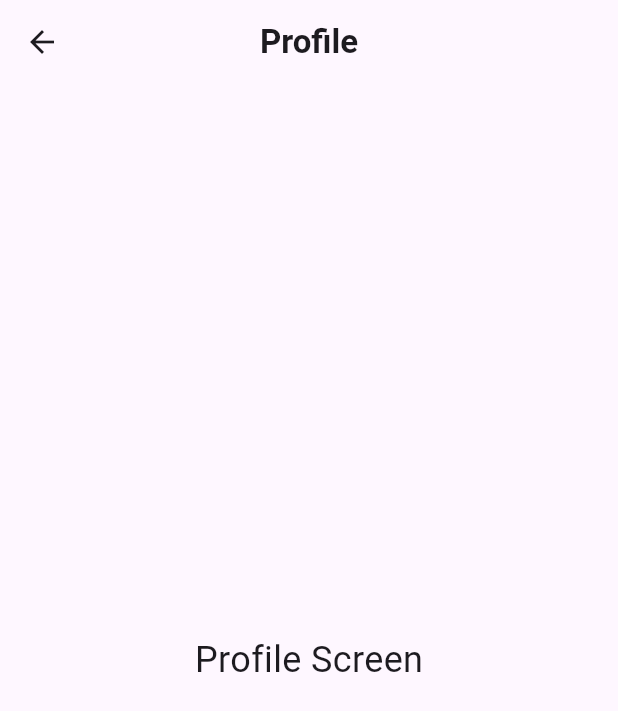
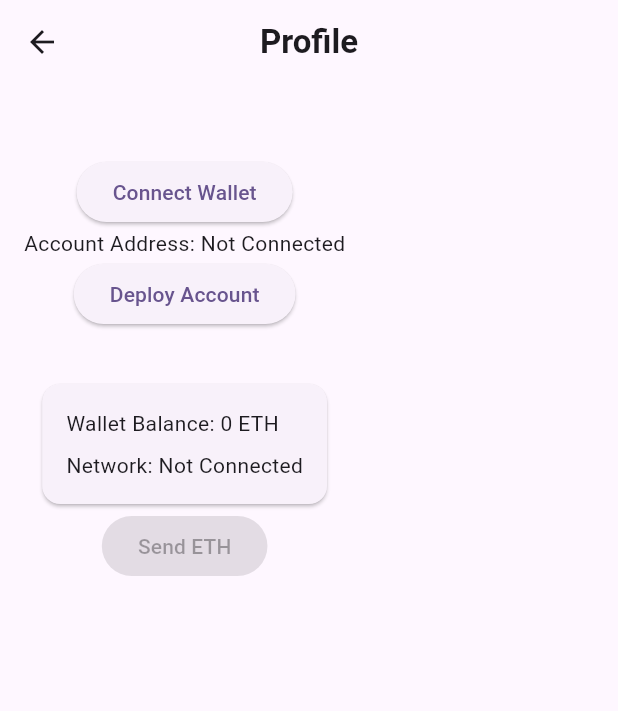
Before and after one commit to andresromerodev/prophezy, a Flutter app: the ProfileScreen screen opened directly, on a phone screen of 412 x 824 dp. Shown: the top 711 px of the screen. Run offline on Flutter 3.47's test engine with Material 3 defaults, Android fonts, the phone set to English and light mode, and no system bars; our stand-ins replace flutter_dotenv, flutter_riverpod, hive_flutter, hooks_riverpod, local_auth; missing offline and left inert: secure_store, wallet_kit; accounts and stored records are empty; network calls fail.

Commit message:
More SDK integration work

```diff
--- a/lib/screens/profile_screen.dart
+++ b/lib/screens/profile_screen.dart
@@ -1,10 +1,12 @@
 import 'package:flutter/material.dart';
+import 'package:hooks_riverpod/hooks_riverpod.dart';
+import '../widgets/wallet_components.dart';
 
-class ProfileScreen extends StatelessWidget {
+class ProfileScreen extends HookConsumerWidget {
   const ProfileScreen({super.key});
 
   @override
-  Widget build(BuildContext context) {
+  Widget build(BuildContext context, WidgetRef ref) {
     return Scaffold(
       appBar: AppBar(
         title: const Text(
@@ -13,8 +15,23 @@ class ProfileScreen extends StatelessWidget {
         ),
         centerTitle: true,
       ),
-      body: const Center(
-        child: Text("Profile Screen", style: TextStyle(fontSize: 24)),
+      body: const Layout2(
+        children: [
+          SizedBox(height: 32),
+          Column(
+            crossAxisAlignment: CrossAxisAlignment.center,
+            mainAxisSize: MainAxisSize.min,
+            children: [
+              WalletSelector(),
+              AccountAddress(),
+              DeployAccountButton(),
+            ],
+          ),
+          SizedBox(height: 32),
+          WalletBody(),
+          SendEthButton(),
+          WalletErrorHandler(),
+        ],
       ),
     );
   }
--- /dev/null
+++ b/lib/utils/wallet_utils.dart
@@ -0,0 +1,187 @@
+import 'package:flutter/material.dart';
+import 'package:secure_store/secure_store.dart';
+import 'package:local_auth/local_auth.dart';
+import 'package:hooks_riverpod/hooks_riverpod.dart';
+import '../widgets/wallet_components.dart';
+import 'package:wallet_kit/wallet_kit.dart';
+import 'package:http/http.dart' as http;
+import 'dart:convert';
+
+class Account {
+  final String address;
+  final double balance;
+  final String network;
+
+  Account({
+    required this.address,
+    required this.balance,
+    required this.network,
+  });
+}
+
+String truncateMiddle(String address, {int truncateLength = 20}) {
+  if (address.length <= truncateLength) return address;
+  final start = address.substring(0, 6);
+  final end = address.substring(address.length - 4);
+  return '$start...$end';
+}
+
+Future<SecureStore> _getSecureStore(
+    Future<String> Function() getPassword) async {
+  try {
+    final localAuth = LocalAuthentication();
+    final canCheckBiometrics = (await localAuth.canCheckBiometrics) == true;
+    final isDeviceSupported = (await localAuth.isDeviceSupported) == true;
+    final availableBiometrics = await localAuth.getAvailableBiometrics();
+
+    // Only use biometrics if:
+    // 1. Device supports biometrics
+    // 2. Biometrics are available
+    // 3. User has enrolled biometrics
+    final hasBiometrics = isDeviceSupported &&
+        canCheckBiometrics &&
+        availableBiometrics.isNotEmpty;
+    if (hasBiometrics) {
+      return BiometricsStore();
+    } else {
+      debugPrint('Biometrics not available. Using password store instead.');
+      return PasswordStore(getPassword: getPassword);
+    }
+  } catch (e) {
+    // If any error occurs during biometric check, fall back to password
+    debugPrint('Error checking biometrics: $e');
+    // Return a PasswordStore with a dummy password getter (returns empty string)
+    return PasswordStore(getPassword: () async => '');
+  }
+}
+
+Future<void> showWalletInitializationModal(BuildContext context) async {
+  try {
+    final store = PasswordStore(getPassword: () async => '');
+    await store.storeSecret(
+      key: 'wallet_private_key',
+      secret: walletPrivateKey,
+    );
+    await store.storeSecret(
+      key: 'wallet_account_address',
+      secret: walletAccountAddress,
+    );
+    if (context.mounted) {
+      ScaffoldMessenger.of(context).showSnackBar(
+        const SnackBar(content: Text('Wallet connected!')),
+      );
+    }
+  } catch (e) {
+    debugPrint('Wallet initialization error: $e');
+    if (context.mounted) {
+      ScaffoldMessenger.of(context).showSnackBar(
+        SnackBar(content: Text('Error initializing wallet: ${e.toString()}')),
+      );
+    }
+  }
+}
+
+Future<void> showTransactionModal(BuildContext context, Account account) async {
+  // TODO: Implement transaction modal
+}
+
+Future<String?> showPasscodeInput(BuildContext context) async {
+  final controller = TextEditingController();
+  return showDialog<String>(
+    context: context,
+    builder: (context) => AlertDialog(
+      title: const Text('Enter Password'),
+      content: TextField(
+        controller: controller,
+        obscureText: true,
+        decoration: const InputDecoration(
+          hintText: 'Enter your password',
+        ),
+      ),
+      actions: [
+        TextButton(
+          onPressed: () => Navigator.of(context).pop(),
+          child: const Text('Cancel'),
+        ),
+        TextButton(
+          onPressed: () => Navigator.of(context).pop(controller.text),
+          child: const Text('OK'),
+        ),
+      ],
+    ),
+  );
+}
+
+const String walletPrivateKey =
+    '0x00000000000000000000000000000000bfd724c814521aac64d8aa6a0f021a73';
+const String walletAccountAddress =
+    '0x014571fff782f1f02dfe350e4f066aa26c090cb08577d780e073529b9b60f9a8';
+
+Future<double> getStarknetBalance(String address) async {
+  try {
+    final response = await http.post(
+      Uri.parse('https://starknet-goerli.infura.io/v3/YOUR-PROJECT-ID'),
+      headers: {'Content-Type': 'application/json'},
+      body: jsonEncode({
+        'jsonrpc': '2.0',
+        'method': 'starknet_getBalance',
+        'params': [address],
+        'id': 1,
+      }),
+    );
+
+    if (response.statusCode == 200) {
+      final data = jsonDecode(response.body);
+      if (data['result'] != null) {
+        // Convert from wei to ETH
+        return double.parse(data['result']) / 1e18;
+      }
+    }
+    return 0.0;
+  } catch (e) {
+    debugPrint('Error fetching balance: $e');
+    return 0.0;
+  }
+}
+
+Future<void> connectWallet(BuildContext context) async {
+  try {
+    final store = PasswordStore(getPassword: () async => '');
+    await store.storeSecret(
+      key: 'wallet_private_key',
+      secret: walletPrivateKey,
+    );
+    await store.storeSecret(
+      key: 'wallet_account_address',
+      secret: walletAccountAddress,
+    );
+
+    // Update the providers
+    if (context.mounted) {
+      final ref = ProviderScope.containerOf(context);
+      ref.read(accountAddressProvider.notifier).state = walletAccountAddress;
+
+      // Fetch actual balance from Starknet
+      try {
+        final balance = await getStarknetBalance(walletAccountAddress);
+        ref.read(balanceProvider.notifier).state = balance;
+      } catch (e) {
+        debugPrint('Error fetching balance: $e');
+        ref.read(balanceProvider.notifier).state = 0.0;
+      }
+
+      ref.read(networkProvider.notifier).state = 'Starknet';
+
+      ScaffoldMessenger.of(context).showSnackBar(
+        const SnackBar(content: Text('Wallet connected!')),
+      );
+    }
+  } catch (e) {
+    debugPrint('Wallet connection error: $e');
+    if (context.mounted) {
+      ScaffoldMessenger.of(context).showSnackBar(
+        SnackBar(content: Text('Error connecting wallet: ${e.toString()}')),
+      );
+    }
+  }
+}
--- /dev/null
+++ b/lib/widgets/wallet_components.dart
@@ -0,0 +1,179 @@
+import 'package:flutter/material.dart';
+import 'package:hooks_riverpod/hooks_riverpod.dart';
+import '../utils/wallet_utils.dart';
+
+class WalletSelector extends HookConsumerWidget {
+  const WalletSelector({super.key});
+
+  @override
+  Widget build(BuildContext context, WidgetRef ref) {
+    final isConnecting = ref.watch(isConnectingProvider);
+
+    return ElevatedButton(
+      onPressed: isConnecting
+          ? null
+          : () async {
+              try {
+                ref.read(isConnectingProvider.notifier).state = true;
+                await showWalletInitializationModal(context);
+              } catch (e) {
+                ref.read(walletErrorProvider.notifier).state = e.toString();
+              } finally {
+                ref.read(isConnectingProvider.notifier).state = false;
+              }
+            },
+      child: isConnecting
+          ? const CircularProgressIndicator()
+          : const Text('Connect Wallet'),
+    );
+  }
+}
+
+class AccountAddress extends HookConsumerWidget {
+  const AccountAddress({super.key});
+
+  @override
+  Widget build(BuildContext context, WidgetRef ref) {
+    final address = ref.watch(accountAddressProvider);
+
+    return Text(
+      'Account Address: ${address != null ? truncateMiddle(address) : 'Not Connected'}',
+    );
+  }
+}
+
+class DeployAccountButton extends HookConsumerWidget {
+  const DeployAccountButton({super.key});
+
+  @override
+  Widget build(BuildContext context, WidgetRef ref) {
+    final isDeploying = ref.watch(isDeployingProvider);
+    final isDeployed = ref.watch(isDeployedProvider);
+
+    if (isDeployed) {
+      return const SizedBox.shrink();
+    }
+
+    return ElevatedButton(
+      onPressed: isDeploying
+          ? null
+          : () async {
+              try {
+                ref.read(isDeployingProvider.notifier).state = true;
+                // TODO: Implement account deployment
+              } catch (e) {
+                ref.read(walletErrorProvider.notifier).state = e.toString();
+              } finally {
+                ref.read(isDeployingProvider.notifier).state = false;
+              }
+            },
+      child: isDeploying
+          ? const CircularProgressIndicator()
+          : const Text('Deploy Account'),
+    );
+  }
+}
+
+class WalletBody extends HookConsumerWidget {
+  const WalletBody({super.key});
+
+  @override
+  Widget build(BuildContext context, WidgetRef ref) {
+    final balance = ref.watch(balanceProvider);
+    final network = ref.watch(networkProvider);
+
+    return Card(
+      child: Padding(
+        padding: const EdgeInsets.all(16.0),
+        child: Column(
+          crossAxisAlignment: CrossAxisAlignment.start,
+          children: [
+            Text('Wallet Balance: ${balance?.toStringAsFixed(4) ?? '0'} ETH'),
+            const SizedBox(height: 8),
+            Text('Network: ${network ?? 'Not Connected'}'),
+          ],
+        ),
+      ),
+    );
+  }
+}
+
+class SendEthButton extends HookConsumerWidget {
+  const SendEthButton({super.key});
+
+  @override
+  Widget build(BuildContext context, WidgetRef ref) {
+    final isSending = ref.watch(isSendingProvider);
+    final account = ref.watch(selectedAccountProvider);
+
+    return ElevatedButton(
+      onPressed: isSending || account == null
+          ? null
+          : () async {
+              try {
+                ref.read(isSendingProvider.notifier).state = true;
+                await showTransactionModal(context, account);
+              } catch (e) {
+                ref.read(walletErrorProvider.notifier).state = e.toString();
+              } finally {
+                ref.read(isSendingProvider.notifier).state = false;
+              }
+            },
+      child: isSending
+          ? const CircularProgressIndicator()
+          : const Text('Send ETH'),
+    );
+  }
+}
+
+class WalletErrorHandler extends HookConsumerWidget {
+  const WalletErrorHandler({super.key});
+
+  @override
+  Widget build(BuildContext context, WidgetRef ref) {
+    final error = ref.watch(walletErrorProvider);
+
+    if (error == null) {
+      return const SizedBox.shrink();
+    }
+
+    return Card(
+      color: Colors.red.shade100,
+      child: Padding(
+        padding: const EdgeInsets.all(16.0),
+        child: Text(error, style: TextStyle(color: Colors.red.shade900)),
+      ),
+    );
+  }
+}
+
+class Layout2 extends StatelessWidget {
+  final List<Widget> children;
+
+  const Layout2({super.key, required this.children});
+
+  @override
+  Widget build(BuildContext context) {
+    return SingleChildScrollView(
+      child: Padding(
+        padding: const EdgeInsets.all(16.0),
+        child: Column(
+          crossAxisAlignment: CrossAxisAlignment.center,
+          children: children,
+        ),
+      ),
+    );
+  }
+}
+
+// Providers
+final isConnectingProvider = StateProvider<bool>((ref) => false);
+final isDeployingProvider = StateProvider<bool>((ref) => false);
+final isSendingProvider = StateProvider<bool>((ref) => false);
+final isDeployedProvider = StateProvider<bool>((ref) => false);
+
+final accountAddressProvider = StateProvider<String?>((ref) => null);
+final balanceProvider = StateProvider<double?>((ref) => null);
+final networkProvider = StateProvider<String?>((ref) => null);
+final walletErrorProvider = StateProvider<String?>((ref) => null);
+final selectedAccountProvider = StateProvider<Account?>((ref) => null);
```
Also changed, not shown: lib/main.dart (+30 -0 lines), pubspec.yaml (+9 -3 lines), pubspec.lock, 3 other files.
